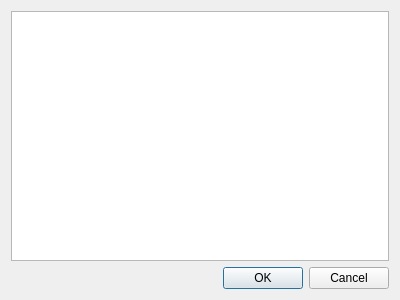
Old version of the form src/checkforupdateswindow.ui in the repository opencor/opencor.
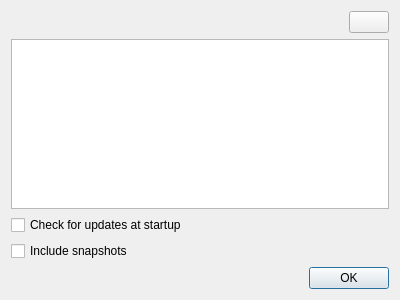
New version of the form. Icons and pictures are not drawn.

Diff of the .ui file:
```diff
--- a/src/checkforupdateswindow.ui
+++ b/src/checkforupdateswindow.ui
@@ -14,13 +14,64 @@
    <string>Check for updates...</string>
   </property>
   <layout class="QVBoxLayout" name="layout">
+   <item>
+    <layout class="QHBoxLayout" name="horizontalLayout">
+     <item>
+      <widget class="QLabel" name="statusLabel"/>
+     </item>
+     <item>
+      <spacer name="horizontalSpacer">
+       <property name="orientation">
+        <enum>Qt::Horizontal</enum>
+       </property>
+       <property name="sizeHint" stdset="0">
+        <size>
+         <width>40</width>
+         <height>20</height>
+        </size>
+       </property>
+      </spacer>
+     </item>
+     <item>
+      <widget class="QPushButton" name="recheckButton">
+       <property name="toolTip">
+        <string>Recheck</string>
+       </property>
+       <property name="statusTip">
+        <string>Recheck for updates</string>
+       </property>
+       <property name="icon">
+        <iconset resource="../res/ui.qrc">
+         <normaloff>:/oxygen/actions/view-refresh.png</normaloff>:/oxygen/actions/view-refresh.png</iconset>
+       </property>
+       <property name="autoDefault">
+        <bool>false</bool>
+       </property>
+      </widget>
+     </item>
+    </layout>
+   </item>
    <item>
     <widget class="QTextEdit" name="textEdit"/>
    </item>
+   <item>
+    <widget class="QCheckBox" name="checkForUpdatesAtStartupCheckBox">
+     <property name="text">
+      <string>Check for updates at startup</string>
+     </property>
+    </widget>
+   </item>
+   <item>
+    <widget class="QCheckBox" name="includeSnapshotsCheckBox">
+     <property name="text">
+      <string>Include snapshots</string>
+     </property>
+    </widget>
+   </item>
    <item>
     <widget class="QDialogButtonBox" name="buttonBox">
      <property name="standardButtons">
-      <set>QDialogButtonBox::Cancel|QDialogButtonBox::Ok</set>
+      <set>QDialogButtonBox::Ok</set>
      </property>
     </widget>
    </item>
```
Left out of the diff: 4 changed lines with no effect on the pictures.
